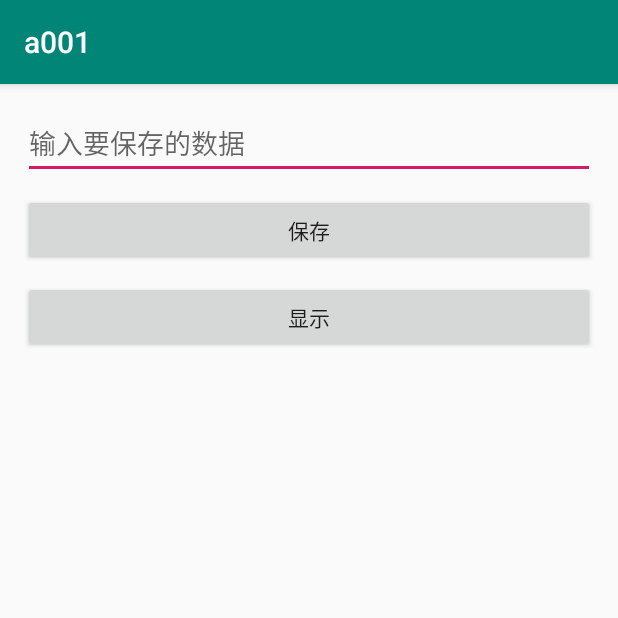
After one commit to chemoontheshy/android, an Android app: the SharedPreferencesActivity screen opened directly, with no data from a screen before it, on a phone screen of 412 x 824 dp, the top half of it. The commit adds this screen. Run offline under Robolectric (Android 15) with nearby library versions, the phone set to English and light mode, and no system bars.

Commit message:
20200914

```diff
--- a/001/app/src/main/AndroidManifest.xml
+++ b/001/app/src/main/AndroidManifest.xml
@@ -11,7 +11,11 @@
         android:supportsRtl="true"
         android:theme="@style/AppTheme"
         tools:ignore="GoogleAppIndexingWarning">
-        <activity android:name=".EventActivity"></activity>
+        <activity android:name=".datastorage.FileActivity" />
+        <activity android:name=".datastorage.SharedPreferencesActivity" />
+        <activity android:name=".datastorage.DataStorageActivity" />
+        <activity android:name=".HandlerActivity" />
+        <activity android:name=".EventActivity" />
         <activity android:name=".fragment.ContainerActivity" />
         <activity
             android:name=".jump.BActivity"
--- /dev/null
+++ b/001/app/src/main/java/com/qchenmo/a001/datastorage/SharedPreferencesActivity.java
@@ -0,0 +1,71 @@
+package com.qchenmo.a001.datastorage;
+
+import androidx.appcompat.app.AppCompatActivity;
+
+import android.annotation.SuppressLint;
+import android.content.SharedPreferences;
+import android.os.Bundle;
+import android.util.Log;
+import android.view.View;
+import android.widget.Button;
+import android.widget.EditText;
+import android.widget.TextView;
+
+import com.qchenmo.a001.R;
+
+public class SharedPreferencesActivity extends AppCompatActivity {
+
+    private EditText getEtMsg;
+    private Button getBtnSave,getBtnShow;
+    private TextView getTvShow;
+
+    private SharedPreferences mSharedPreferences;
+    private SharedPreferences.Editor mEditor;
+
+    @SuppressLint("CommitPrefEdits")
+    @Override
+    protected void onCreate(Bundle savedInstanceState) {
+        super.onCreate(savedInstanceState);
+        setContentView(R.layout.activity_shared_preferences);
+        FindViewByidClass();
+        ListenersClass();
+        mSharedPreferences = getSharedPreferences("data",MODE_PRIVATE);
+        mEditor = mSharedPreferences.edit();
+    }
+
+
+    private void FindViewByidClass(){
+        getEtMsg = findViewById(R.id.et_data_msg);
+        getBtnSave = findViewById(R.id.btn_data_save);
+        getBtnShow = findViewById(R.id.btn_data_show);
+        getTvShow = findViewById(R.id.tv_data_show);
+    }
+
+    private void ListenersClass(){
+        OnClick onClick = new OnClick();
+        getBtnSave.setOnClickListener(onClick);
+        getBtnShow.setOnClickListener(onClick);
+    }
+
+
+
+    private class OnClick implements View.OnClickListener{
+
+        @Override
+        public void onClick(View v) {
+            switch (v.getId()){
+                case R.id.btn_data_save:
+                    mEditor.putString("name",getEtMsg.getText().toString());
+                    mEditor.apply();
+                    Log.d("save","已保存");
+                    break;
+                case R.id.btn_data_show:
+                    getTvShow.setText(mSharedPreferences.getString("name",""));
+                    Log.d("show","已显示");
+                    break;
+                default:
+                    throw new IllegalStateException("Unexpected value: " + v.getId());
+            }
+        }
+    }
+}
--- /dev/null
+++ b/001/app/src/main/res/layout/activity_shared_preferences.xml
@@ -0,0 +1,35 @@
+<?xml version="1.0" encoding="utf-8"?>
+<LinearLayout xmlns:android="http://schemas.android.com/apk/res/android"
+    xmlns:tools="http://schemas.android.com/tools"
+    android:layout_width="match_parent"
+    android:layout_height="match_parent"
+    android:orientation="vertical"
+    android:padding="15dp"
+    tools:context=".datastorage.SharedPreferencesActivity">
+
+    <EditText
+        android:id="@+id/et_data_msg"
+        android:layout_width="match_parent"
+        android:layout_height="wrap_content"
+        android:hint="@string/et_data_msg"/>
+    <Button
+        android:id="@+id/btn_data_save"
+        android:layout_width="match_parent"
+        android:layout_height="wrap_content"
+        android:layout_marginTop="10dp"
+        android:text="@string/save"/>
+    <Button
+        android:id="@+id/btn_data_show"
+        android:layout_width="match_parent"
+        android:layout_height="wrap_content"
+        android:layout_marginTop="10dp"
+        android:text="@string/btn_data_show"/>
+    <TextView
+        android:id="@+id/tv_data_show"
+        android:layout_width="match_parent"
+        android:layout_height="wrap_content"
+        android:layout_marginTop="10dp"/>
+
+
+
+</LinearLayout>
--- a/001/app/src/main/res/values/strings.xml
+++ b/001/app/src/main/res/values/strings.xml
@@ -88,4 +88,12 @@
     <string name="Event">事件机制</string>
     <string name="click_me">click me</string>
     <string name="my_Button">My Button</string>
+    <string name="Handler">Handler</string>
+    <string name="Data">数据存储</string>
+    <string name="SharedPreferences">SharedPreferences</string>
+    <string name="File">File</string>
+    <string name="save">保存</string>
+    <string name="btn_data_show">显示</string>
+    <string name="et_data_msg">输入要保存的数据</string>
+    <string name="test_name">343</string>
 </resources>
```
Also changed, not shown: 001/app/src/main/java/com/qchenmo/a001/HandlerActivity.java (added, +52 -0 lines), 001/app/src/main/java/com/qchenmo/a001/MainActivity.java (+14 -1 lines), 001/app/src/main/java/com/qchenmo/a001/datastorage/DataStorageActivity.java (added, +60 -0 lines), 001/app/src/main/java/com/qchenmo/a001/datastorage/FileActivity.java (added, +135 -0 lines), 001/app/src/main/res/layout/activity_data_storage.xml (added, +23 -0 lines), 001/app/src/main/res/layout/activity_file.xml (added, +40 -0 lines), 001/app/src/main/res/layout/activity_handler.xml (added, +9 -0 lines), 001/app/src/main/res/layout/activity_main.xml (+14 -0 lines).
